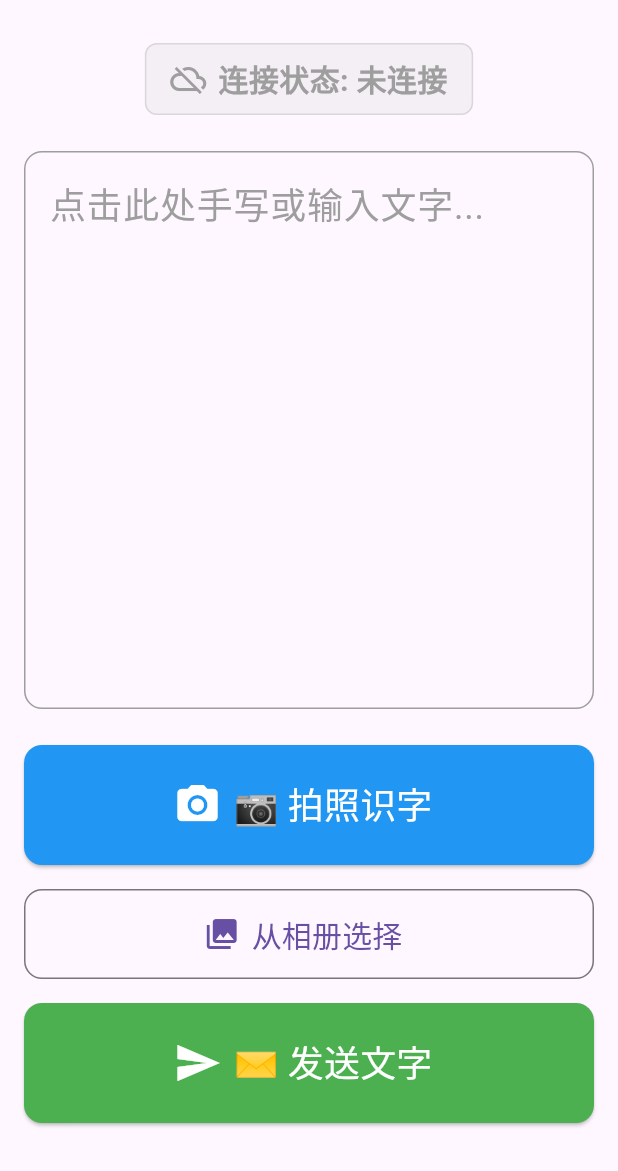
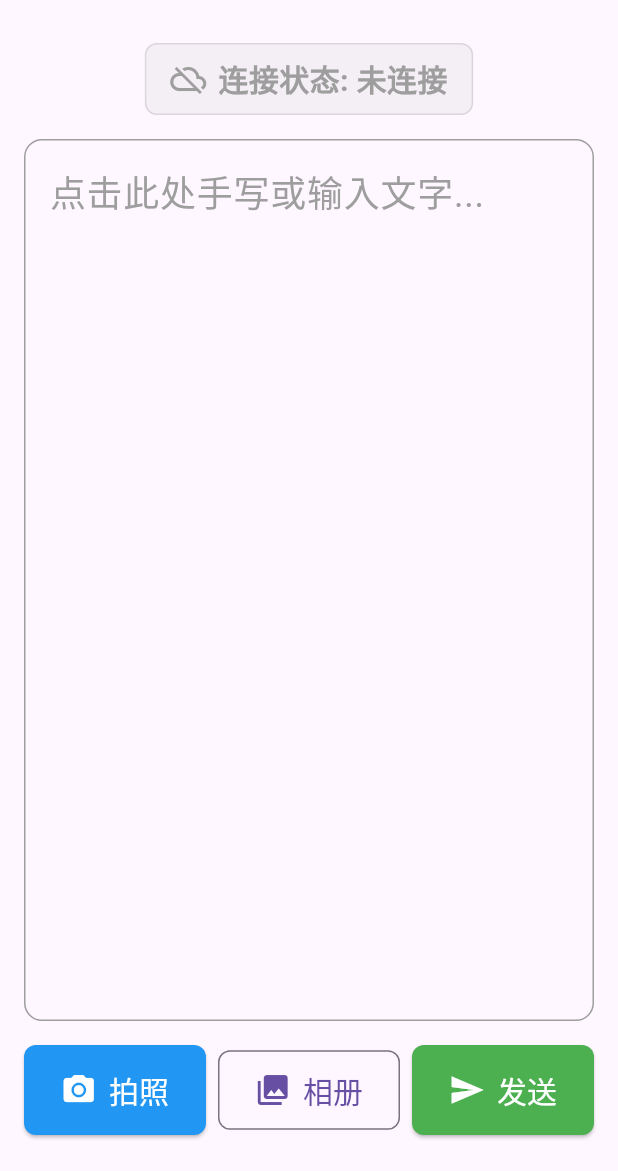
Before and after one commit to jo8tony/typing-assistant, a Flutter app: the screen it shows after launch, on a phone screen of 412 x 824 dp, the part 65-1236 px from its top. Run offline on Flutter 3.47's test engine with Material 3 defaults, Android fonts, the light colour scheme and no system bars; our stand-ins replace image_picker, multicast_dns, permission_handler; missing offline and left inert: google_mlkit_text_recognition; statements that could not run were skipped.

Commit message:
修复手机端连接问题和UI布局问题
- 添加 android:usesCleartextTraffic 允许明文 WebSocket 通信
- 修复输入框被键盘压缩问题，使用 Flexible 替代 Expanded
- 将3个按钮改为水平排列，优化空间利用
- 修复 websocket_server.py 兼容性问题

```diff
--- a/mobile_app/lib/screens/home_screen.dart
+++ b/mobile_app/lib/screens/home_screen.dart
@@ -252,7 +252,8 @@ class _HomeScreenState extends State<HomeScreen> {
           ),
         ],
       ),
-      body: Padding(
+      body: SafeArea(
+        child: Padding(
           padding: const EdgeInsets.all(Constants.paddingNormal),
           child: Column(
             crossAxisAlignment: CrossAxisAlignment.stretch,
@@ -268,10 +269,11 @@ class _HomeScreenState extends State<HomeScreen> {
                 },
               ),
 
-            const SizedBox(height: Constants.paddingLarge),
+              const SizedBox(height: Constants.paddingNormal),
 
-            // 文字输入区域
-            Expanded(
+              // 文字输入区域 - 使用 Flexible 而不是 Expanded，避免键盘弹出时被压缩
+              Flexible(
+                flex: 3,
                 child: Container(
                   decoration: BoxDecoration(
                     border: Border.all(color: Colors.grey),
@@ -298,82 +300,84 @@ class _HomeScreenState extends State<HomeScreen> {
                 ),
               ),
 
-            const SizedBox(height: Constants.paddingLarge),
+              const SizedBox(height: Constants.paddingNormal),
 
-            // 拍照识字按钮
-            SizedBox(
-              height: Constants.buttonHeightLarge,
+              // 三个按钮水平排列在一行
+              Row(
+                children: [
+                  // 拍照按钮
+                  Expanded(
                     child: ElevatedButton.icon(
                       onPressed: _takePhoto,
-                icon: const Icon(Icons.camera_alt, size: 32),
+                      icon: const Icon(Icons.camera_alt, size: 24),
                       label: const Text(
-                  '📷 拍照识字',
-                  style: TextStyle(fontSize: Constants.fontSizeLarge),
+                        '拍照',
+                        style: TextStyle(fontSize: Constants.fontSizeNormal),
                       ),
                       style: ElevatedButton.styleFrom(
                         backgroundColor: Colors.blue,
                         foregroundColor: Colors.white,
+                        padding: const EdgeInsets.symmetric(vertical: 12),
                         shape: RoundedRectangleBorder(
-                    borderRadius: BorderRadius.circular(12),
+                          borderRadius: BorderRadius.circular(8),
                         ),
                       ),
                     ),
                   ),
-
-            const SizedBox(height: Constants.paddingNormal),
-
-            // 从相册选择按钮
-            SizedBox(
-              height: Constants.buttonHeight,
+                  const SizedBox(width: 8),
+                  // 相册按钮
+                  Expanded(
                     child: OutlinedButton.icon(
                       onPressed: _pickFromGallery,
                       icon: const Icon(Icons.photo_library, size: 24),
                       label: const Text(
-                  '从相册选择',
+                        '相册',
                         style: TextStyle(fontSize: Constants.fontSizeNormal),
                       ),
                       style: OutlinedButton.styleFrom(
+                        padding: const EdgeInsets.symmetric(vertical: 12),
                         shape: RoundedRectangleBorder(
-                    borderRadius: BorderRadius.circular(12),
+                          borderRadius: BorderRadius.circular(8),
                         ),
                       ),
                     ),
                   ),
-
-            const SizedBox(height: Constants.paddingNormal),
-
+                  const SizedBox(width: 8),
                   // 发送按钮
-            SizedBox(
-              height: Constants.buttonHeightLarge,
+                  Expanded(
                     child: ElevatedButton.icon(
                       onPressed: _isSending ? null : _sendText,
                       icon: _isSending
                           ? const SizedBox(
-                        width: 24,
-                        height: 24,
+                              width: 20,
+                              height: 20,
                               child: CircularProgressIndicator(
                                 color: Colors.white,
                                 strokeWidth: 2,
                               ),
                             )
-                    : const Icon(Icons.send, size: 32),
+                          : const Icon(Icons.send, size: 24),
                       label: Text(
-                  _isSending ? '发送中...' : '✉️ 发送文字',
-                  style: const TextStyle(fontSize: Constants.fontSizeLarge),
+                        _isSending ? '发送中' : '发送',
+                        style: const TextStyle(fontSize: Constants.fontSizeNormal),
                       ),
                       style: ElevatedButton.styleFrom(
                         backgroundColor: Colors.green,
                         foregroundColor: Colors.white,
                         disabledBackgroundColor: Colors.green.withOpacity(0.5),
+                        padding: const EdgeInsets.symmetric(vertical: 12),
                         shape: RoundedRectangleBorder(
-                    borderRadius: BorderRadius.circular(12),
+                          borderRadius: BorderRadius.circular(8),
                         ),
                       ),
                     ),
                   ),
+                ],
+              ),
 
-            const SizedBox(height: Constants.paddingNormal),
+              const SizedBox(height: Constants.paddingSmall),
             ],
+          ),
         ),
       ),
     );
```
Also changed, not shown: 2 other files. Lines whose indentation alone changed are shown as unchanged.
